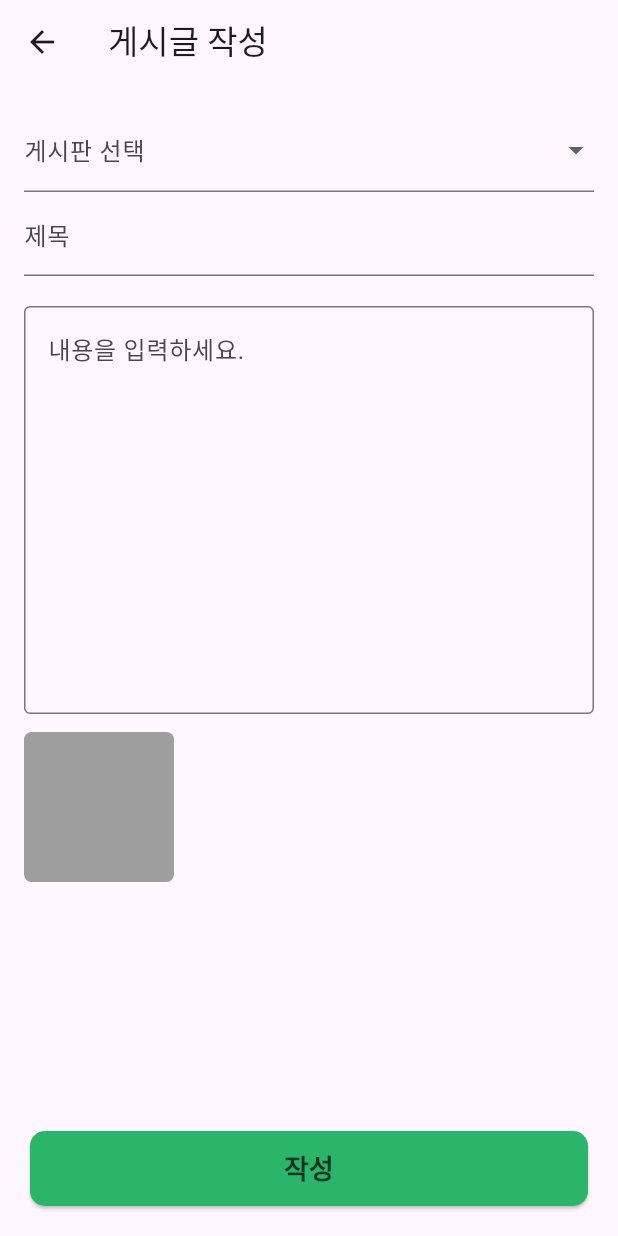
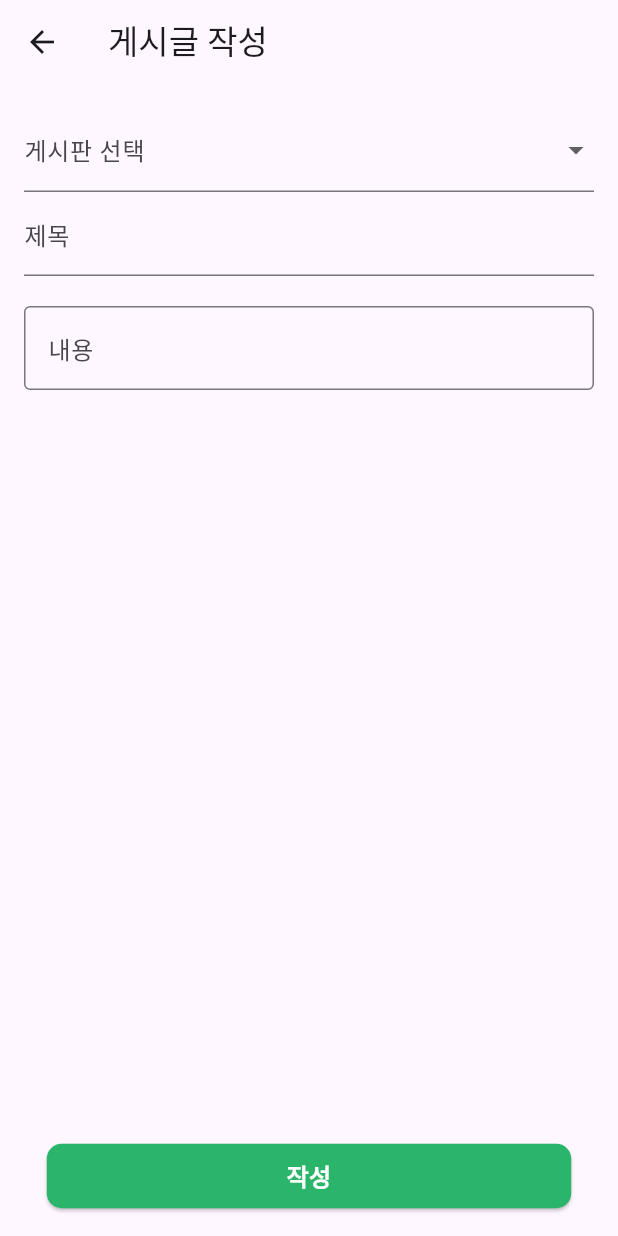
Before and after one commit to Jokkilook/CampusMate, a Flutter app: the AddPostScreen screen opened directly, on a phone screen of 412 x 824 dp. Run offline on Flutter 3.47's test engine with Material 3 defaults, Android fonts, the phone set to English and light mode, and no system bars; our stand-ins replace cloud_firestore, dropdown_search, firebase_auth, firebase_core, flutter_lorem, google_mobile_ads; missing offline and left inert: excel, mailer, random_name_generator; accounts and stored records are empty.

Commit message:
게시판 롤백

```diff
--- a/lib/screens/add_post_screen.dart
+++ b/lib/screens/add_post_screen.dart
@@ -1,7 +1,5 @@
+import 'package:campusmate/screens/community_screen.dart';
 import 'package:flutter/material.dart';
-import 'package:cloud_firestore/cloud_firestore.dart';
-import '../widgets/bottom_button.dart';
-import 'community_screen.dart';
 
 class AddPostScreen extends StatelessWidget {
   final TextEditingController _titleController = TextEditingController();
@@ -9,83 +7,70 @@ class AddPostScreen extends StatelessWidget {
 
   AddPostScreen({super.key});
 
-  String? _selectedBoard;
-
-  Future<void> _saveDataToFirestore(BuildContext context) async {
-    try {
-      final postsRef = FirebaseFirestore.instance.collection('posts');
-
-      await postsRef.add({
-        'board': _selectedBoard,
-        'title': _titleController.text,
-        'content': _contentController.text,
-        'author': '작성자', // 작성자 정보 추가
-        'timestamp': DateTime.now(), // 작성 시간 추가
-      });
-
-      print('데이터가 Firestore에 저장되었습니다.');
-
-      // 저장 후 CommunityScreen으로 이동
-      Navigator.pushReplacement(
-        context,
-        MaterialPageRoute(builder: (context) => const CommunityScreen()),
-      );
-    } catch (error) {
-      print('오류 발생: $error');
-    }
-  }
-
   @override
   Widget build(BuildContext context) {
-    return Scaffold(
+    return Hero(
+      tag: "addpost",
+      child: Scaffold(
         appBar: AppBar(
           title: const Text('게시글 작성'),
         ),
-      bottomNavigationBar: BottomButton(
-        text: '작성',
-        onPressed: () async {
-          await _saveDataToFirestore(context);
-        },
-      ),
-      body: SingleChildScrollView(
-        child: Padding(
+        body: Padding(
           padding: const EdgeInsets.all(16.0),
           child: Column(
-            crossAxisAlignment: CrossAxisAlignment.start,
+            crossAxisAlignment: CrossAxisAlignment.stretch,
             children: [
               DropdownButtonFormField(
-                value: _selectedBoard,
+                // 게시판 선택
                 items: const [
                   DropdownMenuItem(child: Text('일반'), value: 'A'),
                   DropdownMenuItem(child: Text('익명'), value: 'B'),
                 ],
                 onChanged: (value) {
-                  _selectedBoard = value as String?;
+                  // 선택된 게시판 처리
                 },
                 decoration: const InputDecoration(labelText: '게시판 선택'),
               ),
               TextField(
+                // 제목 입력
                 controller: _titleController,
                 decoration: const InputDecoration(
                   labelText: '제목',
                 ),
               ),
               const SizedBox(height: 20),
-              TextField(
+              Expanded(
+                child: TextFormField(
+                  // 내용 입력
                   controller: _contentController,
-                maxLines: 10,
+                  keyboardType: TextInputType.multiline,
+                  maxLines: null,
                   decoration: const InputDecoration(
-                  hintText: '내용을 입력하세요.',
+                    labelText: '내용',
                     border: OutlineInputBorder(),
                   ),
                 ),
+              ),
               const SizedBox(height: 12),
-              Container(
-                width: 100,
-                height: 100,
-                decoration: BoxDecoration(
-                  color: Colors.grey,
-                  borderRadius: BorderRadius.circular(5),
+              Align(
+                alignment: Alignment.center,
+                child: ElevatedButton(
+                  onPressed: () {},
+                  style: ElevatedButton.styleFrom(
+                    backgroundColor: primaryColor,
+                    padding: const EdgeInsets.symmetric(
+                        horizontal: 160, vertical: 10),
+                    shape: RoundedRectangleBorder(
+                      borderRadius: BorderRadius.circular(10),
+                    ),
+                  ),
+                  child: const Text(
+                    '작성',
+                    style: TextStyle(
+                        color: Colors.white,
+                        fontSize: 16,
+                        fontWeight: FontWeight.bold),
+                  ),
                 ),
               ),
             ],
```
Also changed, not shown: lib/main.dart (+10 -0 lines), lib/screens/community_screen.dart (+35 -73 lines), lib/screens/post_screen.dart (+95 -59 lines), lib/widgets/general_board_item.dart (+36 -44 lines). Lines whose indentation alone changed are shown as unchanged.
